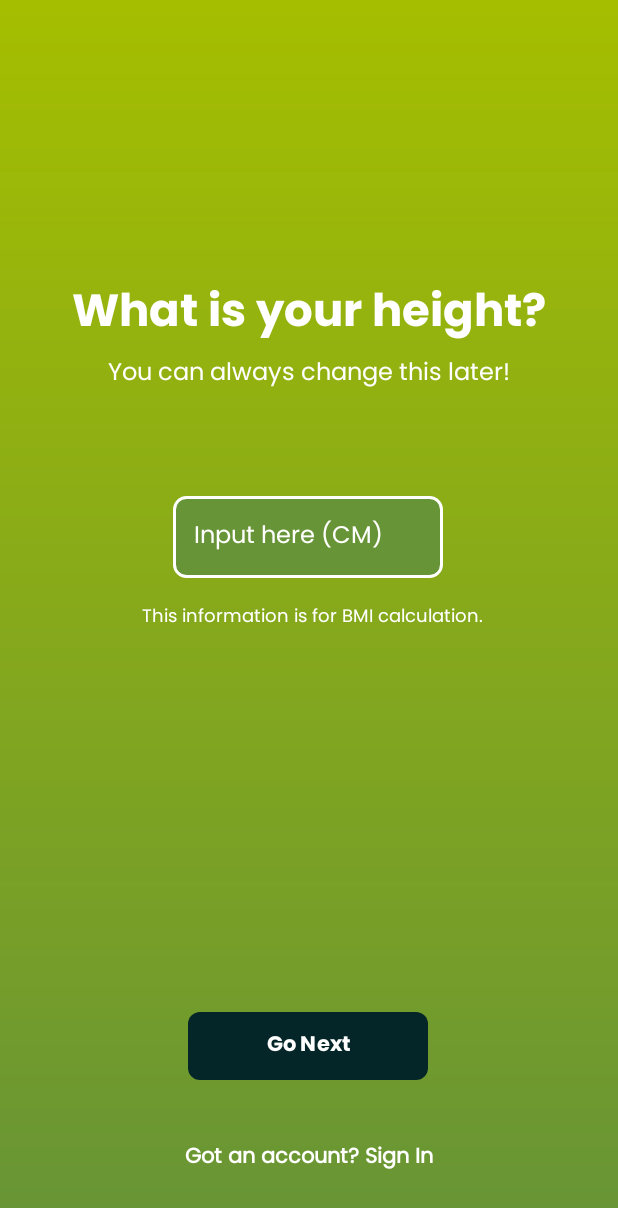
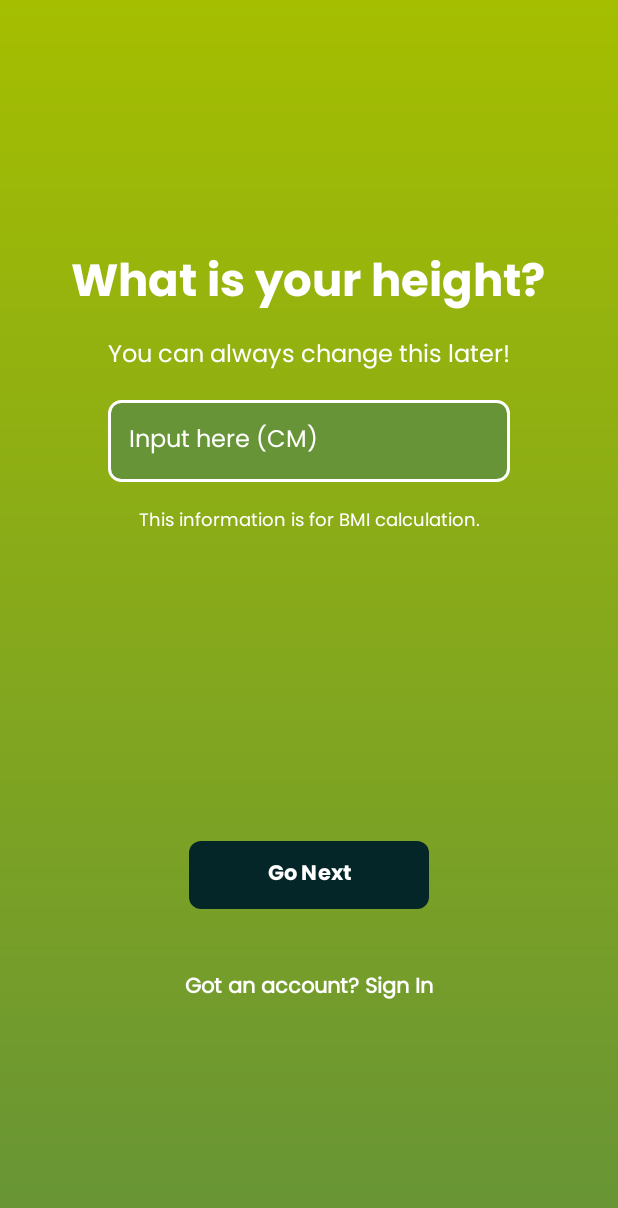
Before and after one commit to cowcow22/UTS_MAP_Mangan, an Android app: the WelcomePageHeightActivity screen opened directly, with no data from a screen before it, on a phone screen of 412 x 824 dp. Shown: the top 1208 px of the screen. Run offline under Robolectric (Android 15) with nearby library versions, the light colour scheme and no system bars.

Commit message:
Update Resoonsive for welcome page to birth

```diff
--- a/app/src/main/res/layout/welcome_page_height.xml
+++ b/app/src/main/res/layout/welcome_page_height.xml
@@ -1,5 +1,4 @@
-<androidx.constraintlayout.widget.ConstraintLayout
-    xmlns:android="http://schemas.android.com/apk/res/android"
+<androidx.constraintlayout.widget.ConstraintLayout xmlns:android="http://schemas.android.com/apk/res/android"
     xmlns:app="http://schemas.android.com/apk/res-auto"
     xmlns:tools="http://schemas.android.com/tools"
     android:layout_width="match_parent"
@@ -19,49 +18,47 @@
         android:id="@+id/tv_your_name"
         android:layout_width="wrap_content"
         android:layout_height="wrap_content"
-        android:layout_marginTop="168dp"
         android:fontFamily="@font/poppins_bold"
         android:text="What is your height?"
         android:textColor="@android:color/white"
         android:textSize="30sp"
+        app:layout_constraintBottom_toBottomOf="parent"
         app:layout_constraintEnd_toEndOf="parent"
+        app:layout_constraintHorizontal_bias="0.491"
         app:layout_constraintStart_toStartOf="parent"
-        app:layout_constraintTop_toTopOf="parent" />
+        app:layout_constraintTop_toTopOf="parent"
+        app:layout_constraintVertical_bias="0.19999999" />
 
     <TextView
         android:id="@+id/tv_subtitle"
-        android:layout_width="0dp"
+        android:layout_width="wrap_content"
         android:layout_height="wrap_content"
-        android:layout_marginTop="0dp"
+        android:layout_marginTop="8dp"
         android:fontFamily="@font/poppins_regular"
         android:text="You can always change this later!"
         android:textAlignment="center"
         android:textColor="@android:color/white"
         android:textSize="16sp"
         app:layout_constraintEnd_toEndOf="parent"
-        app:layout_constraintHorizontal_bias="0.0"
         app:layout_constraintStart_toStartOf="parent"
-        app:layout_constraintTop_toBottomOf="@id/tv_your_name" />
+        app:layout_constraintTop_toBottomOf="@+id/tv_your_name" />
 
     <EditText
         android:id="@+id/et_input_name"
-        android:layout_width="180dp"
+        android:layout_width="0dp"
         android:layout_height="wrap_content"
-        android:layout_marginStart="32dp"
-        android:layout_marginTop="68dp"
-        android:layout_marginEnd="32dp"
+        android:layout_marginTop="16dp"
         android:background="@drawable/edit_text_background"
         android:fontFamily="@font/poppins_regular"
         android:hint="Input here (CM)"
-        android:textSize="16sp"
+        android:inputType="number"
         android:padding="14dp"
-        android:inputType="number"
         android:textColor="@android:color/white"
         android:textColorHint="@android:color/white"
-        app:layout_constraintEnd_toEndOf="parent"
-        app:layout_constraintHorizontal_bias="0.495"
-        app:layout_constraintStart_toStartOf="parent"
-        app:layout_constraintTop_toBottomOf="@id/tv_subtitle" />
+        android:textSize="16sp"
+        app:layout_constraintEnd_toEndOf="@+id/tv_subtitle"
+        app:layout_constraintStart_toStartOf="@+id/tv_subtitle"
+        app:layout_constraintTop_toBottomOf="@+id/tv_subtitle" />
 
     <TextView
         android:id="@+id/tv_privacy_info"
@@ -73,9 +70,8 @@
         android:textColor="@android:color/white"
         android:textSize="12sp"
         app:layout_constraintEnd_toEndOf="parent"
-        app:layout_constraintHorizontal_bias="0.516"
         app:layout_constraintStart_toStartOf="parent"
-        app:layout_constraintTop_toBottomOf="@id/et_input_name" />
+        app:layout_constraintTop_toBottomOf="@+id/et_input_name" />
 
     <!-- Button: Go Next -->
 
@@ -85,29 +81,31 @@
         android:id="@+id/btn_go_next"
         android:layout_width="160dp"
         android:layout_height="45dp"
+        android:layout_marginStart="100dp"
+        android:layout_marginEnd="100dp"
         android:background="@drawable/dark_button_design"
-        app:backgroundTint="@null"
-        android:layout_marginBottom="88dp"
         android:fontFamily="@font/poppins_bold"
         android:text="Go Next"
         android:textAllCaps="false"
         android:textColor="@android:color/white"
+        app:backgroundTint="@null"
         app:layout_constraintBottom_toBottomOf="parent"
         app:layout_constraintEnd_toEndOf="parent"
-        app:layout_constraintHorizontal_bias="0.497"
-        app:layout_constraintStart_toStartOf="parent" />
+        app:layout_constraintStart_toStartOf="parent"
+        app:layout_constraintTop_toBottomOf="@+id/tv_privacy_info" />
 
     <TextView
         android:id="@+id/tv_sign_in"
         android:layout_width="wrap_content"
         android:layout_height="wrap_content"
+        android:fontFamily="@font/poppins_regular"
         android:text="Got an account? Sign In"
+        android:textColor="@android:color/white"
         android:textSize="14sp"
-        android:textColor="@android:color/white"
-        android:fontFamily="@font/poppins_regular"
         android:textStyle="bold"
         app:layout_constraintBottom_toBottomOf="parent"
-        app:layout_constraintStart_toStartOf="parent"
-        app:layout_constraintEnd_toEndOf="parent"
-        android:layout_marginBottom="24dp"/>
+        app:layout_constraintEnd_toEndOf="@+id/btn_go_next"
+        app:layout_constraintStart_toStartOf="@+id/btn_go_next"
+        app:layout_constraintTop_toBottomOf="@+id/btn_go_next"
+        app:layout_constraintVertical_bias="0.23000002" />
 </androidx.constraintlayout.widget.ConstraintLayout>
```
Also changed, not shown: app/src/main/res/layout/activity_home_page.xml (+11 -16 lines), app/src/main/res/layout/activity_main.xml (+24 -41 lines), app/src/main/res/layout/welcome_page_birth.xml (+23 -22 lines), app/src/main/res/layout/welcome_page_gender.xml (+23 -21 lines), app/src/main/res/layout/welcome_page_goals.xml (+29 -25 lines), app/src/main/res/layout/welcome_page_name.xml (+28 -31 lines), app/src/main/res/layout/welcome_page_weight.xml (+27 -30 lines).
